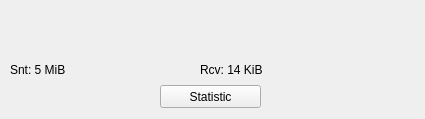
Old version of the form Netvisix/GUI/HostInfoPopup.ui in the repository bewue/Netvisix.
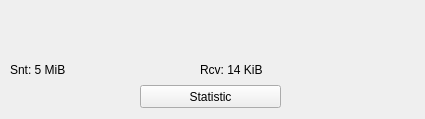
New version of the form.

The edit to the form file:
```diff
--- a/Netvisix/GUI/HostInfoPopup.ui
+++ b/Netvisix/GUI/HostInfoPopup.ui
@@ -42,7 +42,7 @@
   <widget class="QLabel" name="labelAddrField">
    <property name="geometry">
     <rect>
-     <x>60</x>
+     <x>70</x>
      <y>30</y>
      <width>361</width>
      <height>20</height>
@@ -68,9 +68,9 @@
   <widget class="QPushButton" name="buttonStatistic">
    <property name="geometry">
     <rect>
-     <x>160</x>
+     <x>140</x>
      <y>85</y>
-     <width>101</width>
+     <width>141</width>
      <height>23</height>
     </rect>
    </property>
```
